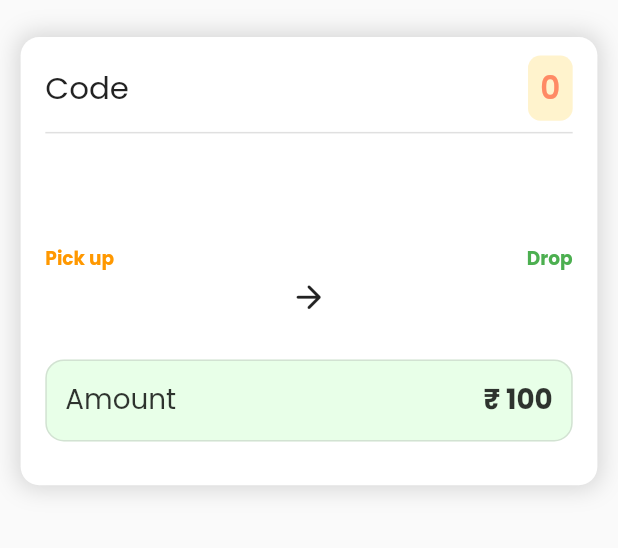
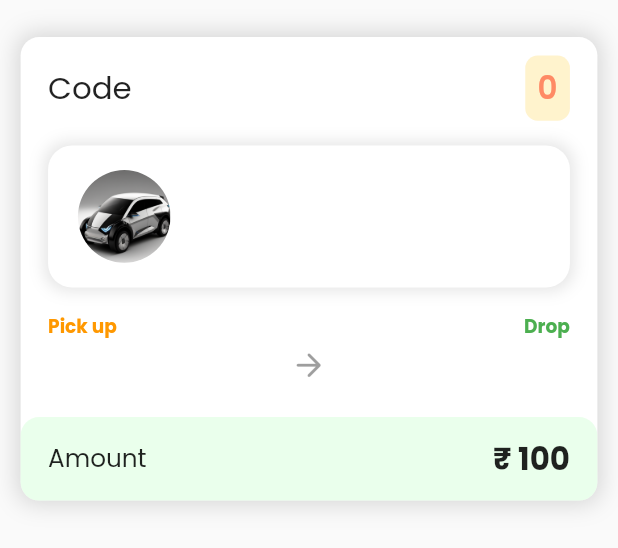
Before and after one commit to kaifakhtar/VoltGo, a Flutter app: the RideStatusWidget widget shown alone on an empty page, opened directly with empty values, on a phone screen of 412 x 824 dp. Shown: the top 548 px of the screen. Run offline on Flutter 3.47's test engine with Material 2 defaults, Android fonts, the phone set to English and light mode, and no system bars; our stand-ins replace cloud_firestore, firebase_auth, firebase_core, flutter_riverpod, flutter_screenutil, font_awesome_flutter and 3 more; accounts and stored records are empty.

Commit message:
card design change

```diff
--- /dev/null
+++ b/lib/widgets/driver_card.dart
@@ -0,0 +1,69 @@
+import 'package:flutter/material.dart';
+import 'package:flutter_screenutil/flutter_screenutil.dart';
+import 'package:google_fonts/google_fonts.dart';
+
+class DriverCard extends StatelessWidget {
+  final String profileImage;
+  final String driverName;
+  final String mobileNumber;
+
+  DriverCard({
+    required this.profileImage,
+    required this.driverName,
+    required this.mobileNumber,
+  });
+
+  @override
+  Widget build(BuildContext context) {
+    return Container(
+      decoration: BoxDecoration(
+        color: Colors.white,
+        borderRadius: BorderRadius.circular(16),
+        boxShadow: [
+          BoxShadow(
+              color: Colors.black.withOpacity(0.1),
+              blurRadius: 8.r,
+              spreadRadius: 2.r,
+              offset: Offset(0.h, 0))
+        ],
+      ),
+      child: Padding(
+        padding: EdgeInsets.all(16.h),
+        child: Row(
+          children: [
+            Container(
+              width: 60.w,
+              height: 60.h,
+              decoration: BoxDecoration(
+                shape: BoxShape.circle,
+                image: DecorationImage(
+                  fit: BoxFit.cover,
+                  image: AssetImage(profileImage),
+                ),
+              ),
+            ),
+            SizedBox(width: 16.w),
+            Column(
+              crossAxisAlignment: CrossAxisAlignment.start,
+              children: [
+                Text(
+                  driverName,
+                  style: GoogleFonts.poppins(
+                    fontSize: 18.sp,
+                    fontWeight: FontWeight.bold,
+                  ),
+                ),
+                SizedBox(height: 4.h),
+                Text(
+                  mobileNumber,
+                  style:
+                      GoogleFonts.poppins(fontSize: 16.sp, color: Colors.grey),
+                ),
+              ],
+            ),
+          ],
+        ),
+      ),
+    );
+  }
+}
--- a/lib/widgets/ride_status_widget.dart
+++ b/lib/widgets/ride_status_widget.dart
@@ -1,3 +1,4 @@
+import 'package:HarRidePay/widgets/driver_card.dart';
 import 'package:flutter/material.dart';
 import 'package:flutter_riverpod/flutter_riverpod.dart';
 import 'package:google_fonts/google_fonts.dart';
@@ -26,9 +27,9 @@ class _RideStatusWidgetState extends ConsumerState<RideStatusWidget> {
     return Padding(
       padding: EdgeInsets.symmetric(vertical: 24.h, horizontal: 12.w),
       child: Container(
-        height: 290.h,
+        height: 300.h,
         width: 340.w,
-        padding: EdgeInsets.symmetric(horizontal: 16.h),
+        //padding: EdgeInsets.symmetric(horizontal: 16.h),
         decoration: BoxDecoration(
           boxShadow: [
             BoxShadow(
@@ -40,6 +41,11 @@ class _RideStatusWidgetState extends ConsumerState<RideStatusWidget> {
           color: Colors.white,
           borderRadius: BorderRadius.circular(12.h),
         ),
+        child: Column(
+          mainAxisAlignment: MainAxisAlignment.spaceBetween,
+          children: [
+            Padding(
+              padding: EdgeInsets.symmetric(horizontal: 16.w),
               child: Column(
                 children: [
                   SizedBox(
@@ -53,7 +59,8 @@ class _RideStatusWidgetState extends ConsumerState<RideStatusWidget> {
                         style: GoogleFonts.poppins(fontSize: 20.sp),
                       ),
                       Container(
-                  padding: EdgeInsets.symmetric(vertical: 6.h, horizontal: 8.h),
+                        padding: EdgeInsets.symmetric(
+                            vertical: 6.h, horizontal: 8.h),
                         decoration: BoxDecoration(
                             borderRadius: BorderRadius.circular(8.h),
                             color: Colors.amber.withOpacity(.2)),
@@ -67,31 +74,21 @@ class _RideStatusWidgetState extends ConsumerState<RideStatusWidget> {
                       ),
                     ],
                   ),
-            Divider(
-              thickness: 1,
+                  // const Divider(
+                  //   thickness: 1,
+                  // ),
+                  SizedBox(
+                    height: 16.h,
                   ),
+                  // CircleAvatar(
+                  //   child: Image.asset('asset/images/taxi.png'),
+                  // ),
+                  DriverCard(
+                      profileImage: 'asset/images/taxi.png',
+                      driverName: widget.driverName,
+                      mobileNumber: widget.driverMobNno),
                   SizedBox(
-              height: 12.h,
-            ),
-            Row(
-              mainAxisAlignment: MainAxisAlignment.spaceBetween,
-              children: [
-                Text(
-                  widget.driverName,
-                  style: GoogleFonts.poppins(
-                      fontSize: 16.sp, color: Colors.black.withOpacity(.7)),
-                ),
-                Text(
-                  widget.driverMobNno,
-                  style: GoogleFonts.poppins(
-                    color: Colors.black.withOpacity(.7),
-                    fontSize: 16.sp,
-                  ),
-                ),
-              ],
-            ),
-            SizedBox(
-              height: 28.h,
+                    height: 16.h,
                   ),
 
                   Row(
@@ -124,51 +121,54 @@ class _RideStatusWidgetState extends ConsumerState<RideStatusWidget> {
                         widget.pickUP,
                         style: GoogleFonts.poppins(
                             fontSize: 16.sp,
-                      fontWeight: FontWeight.w500,
+                            fontWeight: FontWeight.w700,
                             color: Color.fromARGB(255, 39, 38, 36)),
                       ),
                       Icon(
                         Icons.arrow_forward_rounded,
                         size: 25,
+                        color: Colors.black38,
                       ),
                       Text(
                         widget.drop,
                         style: GoogleFonts.poppins(
                             fontSize: 16.sp,
-                      fontWeight: FontWeight.w500,
+                            fontWeight: FontWeight.w700,
                             color: Color.fromARGB(255, 31, 34, 32)),
                       ),
                     ],
                   ),
-            SizedBox(
-              height: 28.h,
-            ),
+
                   // Divider(
                   //   thickness: 1.h,
                   // ),
                   // SizedBox(
                   //   height: 12.h,
                   // ),
+                ],
+              ),
+            ),
             Container(
               decoration: BoxDecoration(
-                  color: Color.fromARGB(255, 216, 255, 216).withOpacity(.6),
+                color: Color.fromARGB(255, 220, 255, 223).withOpacity(.6),
                 borderRadius: BorderRadius.all(Radius.circular(12.r)),
-                  border: Border.all(color: Colors.grey.withOpacity(.3))),
+                // border: Border.all(color: Colors.grey.withOpacity(.3))
+              ),
               child: Padding(
-                padding: EdgeInsets.all(12.h),
+                padding: EdgeInsets.symmetric(horizontal: 16.w, vertical: 12.h),
                 child: Row(
                   mainAxisAlignment: MainAxisAlignment.spaceBetween,
                   children: [
                     Text(
                       'Amount',
                       style: GoogleFonts.poppins(
-                          fontSize: 18.sp, color: Colors.black.withOpacity(.8)),
+                          fontSize: 16.sp, color: Colors.black87),
                     ),
                     Text(
                       '\u20B9 100',
                       style: GoogleFonts.poppins(
-                          fontSize: 18.sp,
-                          color: Colors.black.withOpacity(.8),
+                          fontSize: 20.sp,
+                          color: Colors.black87,
                           // color:
                           //     Color,
                           fontWeight: FontWeight.w700),
```
Also changed, not shown: asset/images/taxi.png (added). Lines whose indentation alone changed are shown as unchanged.
